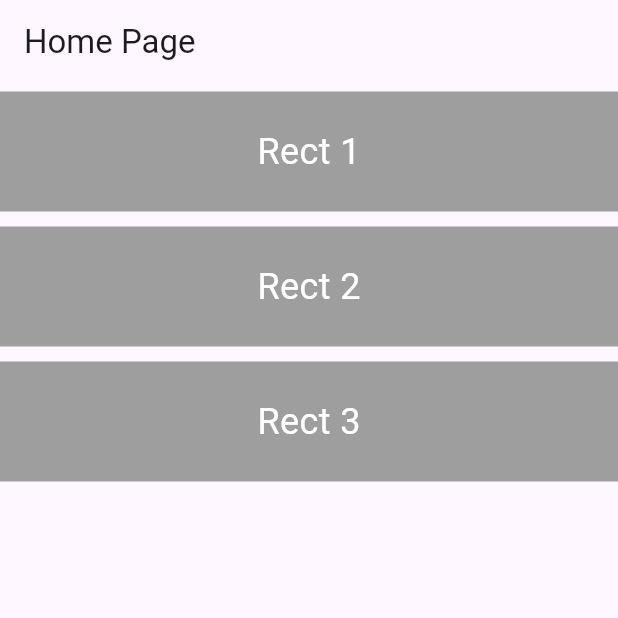
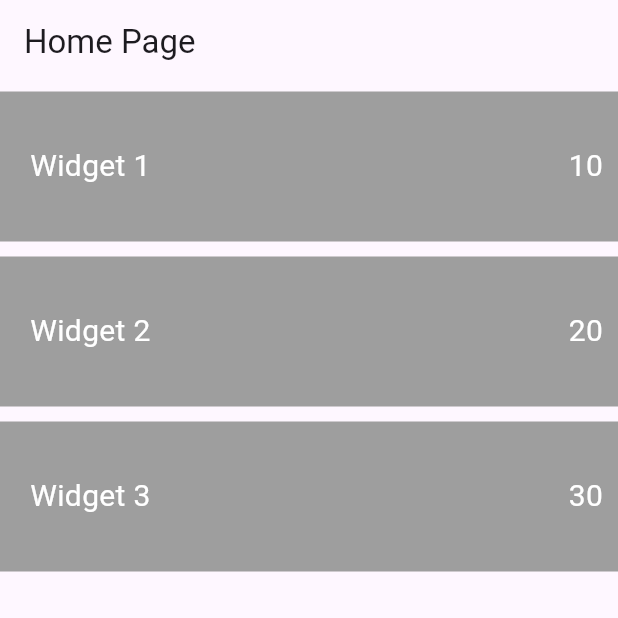
Before and after one commit to tarunkumarjhabakh/bya, a Flutter app: the screen it shows after launch, on a phone screen of 412 x 824 dp, the top half of it. Run offline on Flutter 3.47's test engine with Material 3 defaults, Android fonts, the phone set to English and light mode, and no system bars; our stand-ins replace firebase_auth, firebase_core; accounts and stored records are empty.

Commit message:
Home widget basic - gorav

```diff
--- a/assets/home_page.json
+++ b/assets/home_page.json
@@ -1,11 +1,14 @@
 [
     {
-      "rect": 1
+      "name": "Widget 1",
+      "count": 10
     },
     {
-      "rect": 2
+      "name": "Widget 2",
+      "count": 20
     },
     {
-      "rect": 3
+      "name": "Widget 3",
+      "count": 30
     }
 ]
--- a/lib/home_page.dart
+++ b/lib/home_page.dart
@@ -1,30 +1,11 @@
 import 'dart:convert';
 import 'package:flutter/material.dart';
 import 'package:flutter/services.dart';
+import 'home_widget.dart';
 
 Future<List<Map<String, dynamic>>> loadJson() async {
   String jsonString = await rootBundle.loadString('assets/home_page.json');
   return List<Map<String, dynamic>>.from(json.decode(jsonString));
-}
-
-class Rect extends StatelessWidget {
-  final int id;
-  const Rect({required this.id});
-
-  @override
-  Widget build(BuildContext context) {
-    return Container(
-      width: double.infinity,
-      height: 80,
-      color: Colors.grey,
-      margin: EdgeInsets.symmetric(vertical: 5),
-      alignment: Alignment.center,
-      child: Text(
-        'Rect $id',
-        style: TextStyle(fontSize: 24, color: Colors.white),
-      ),
-    );
-  }
 }
 
 class HomePage extends StatelessWidget {
@@ -39,17 +20,23 @@ class HomePage extends StatelessWidget {
           future: loadJson(),
           builder: (context, snapshot) {
             if (snapshot.hasError) {
-              return Text("Error loading data", style: TextStyle(color: Colors.red, fontSize: 20));
+              return Text("Error loading data",
+                  style: TextStyle(color: Colors.red, fontSize: 20));
             }
 
             if (!snapshot.hasData || snapshot.data!.isEmpty) {
               return CircularProgressIndicator();
             }
 
-            List<Map<String, dynamic>> rectangles = snapshot.data!;
+            List<Map<String, dynamic>> widgets = snapshot.data!;
 
             return Column(
-              children: rectangles.map((rect) => Rect(id: rect['rect'])).toList(),
+              children: widgets.map((widgetData) {
+                return HomeWidget(
+                  name: widgetData['name'],
+                  count: widgetData['count'],
+                );
+              }).toList(),
             );
           },
         ),
--- /dev/null
+++ b/lib/home_widget.dart
@@ -0,0 +1,54 @@
+import 'package:flutter/material.dart';
+
+class HomeWidget extends StatelessWidget {
+  final String name;
+  final int? count;
+  final IconData? icon;
+  final VoidCallback? onPressed;
+
+  const HomeWidget({
+    required this.name,
+    this.count,
+    this.icon,
+    this.onPressed,
+  });
+
+  @override
+  Widget build(BuildContext context) {
+    return GestureDetector(
+      onTap: onPressed,
+      child: Container(
+        width: double.infinity,
+        height: 100,
+        margin: EdgeInsets.symmetric(vertical: 5),
+        color: Colors.grey,
+        child: Padding(
+          padding: const EdgeInsets.all(10),
+          child: Row(
+            children: [
+              if (icon != null)
+                Icon(icon, size: 30, color: Colors.white),
+              SizedBox(width: 10), // Reduced width between icon and name
+              Text(
+                name,
+                style: TextStyle(
+                  fontSize: 20,
+                  color: Colors.white,
+                ),
+              ),
+              Spacer(),
+              if (count != null)
+                Text(
+                  '$count',
+                  style: TextStyle(
+                    fontSize: 20,
+                    color: Colors.white,
+                  ),
+                )
+            ],
+          ),
+        ),
+      ),
+    );
+  }
+}
```
